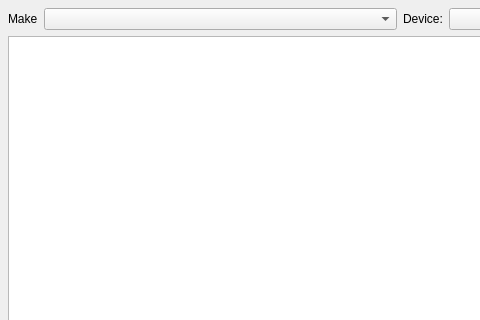
First picture: the form in pirselectkeysetform.ui, repository jpietrzak8/Pierogi, before the edit; both pictures show x 0 to 480 and y 0 to 320 of the 800 by 480 pixel window.
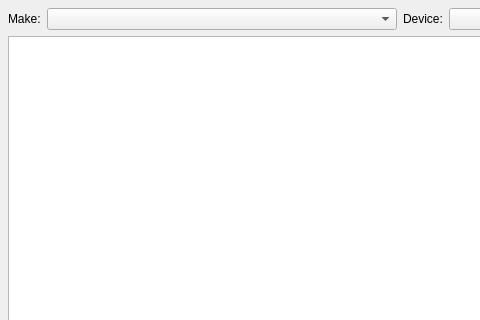
Second picture: the form after the edit.

Patch:
```diff
--- a/pirselectkeysetform.ui
+++ b/pirselectkeysetform.ui
@@ -28,7 +28,7 @@
         </sizepolicy>
        </property>
        <property name="text">
-        <string>Make</string>
+        <string>Make:</string>
        </property>
       </widget>
      </item>
```
